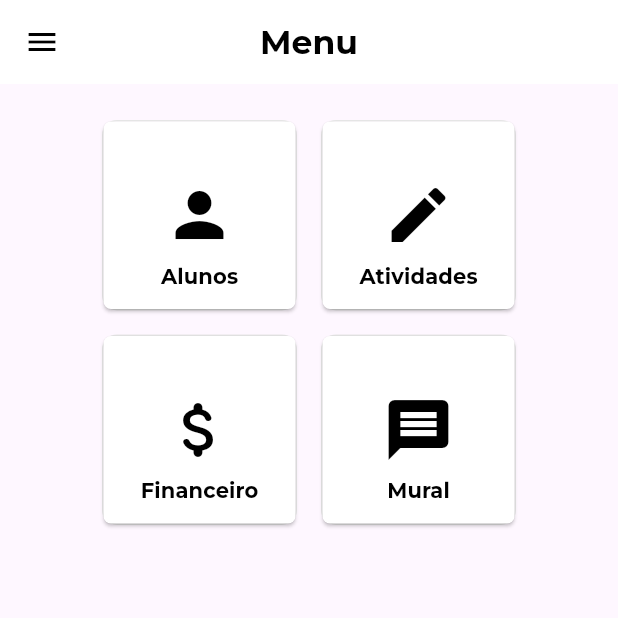
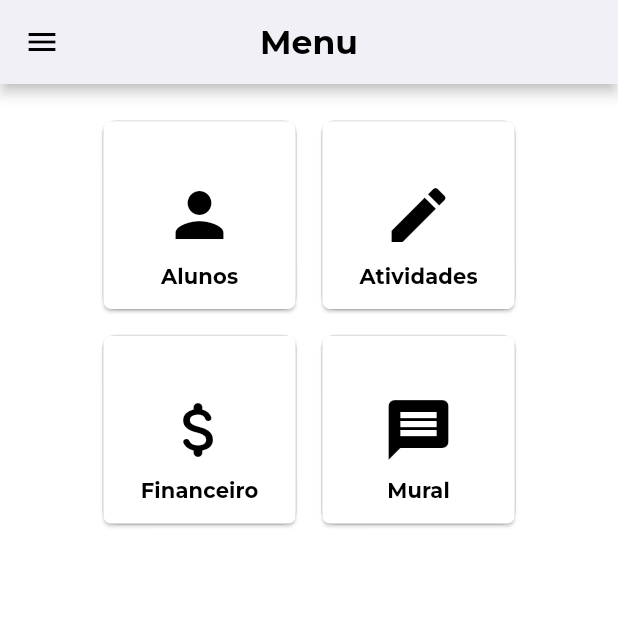
Before and after one commit to VinioVnz/profmate_mvc, a Flutter app: the BaseLayout screen opened by its route, on a phone screen of 412 x 824 dp, the top half of it. Run offline on Flutter 3.47's test engine with Material 3 defaults, Android fonts, the phone set to English and light mode, and no system bars; our stand-ins replace fl_chart, google_fonts.

Commit message:
testando sombra da AppBar

```diff
--- a/lib/src/widgets/base_layout.dart
+++ b/lib/src/widgets/base_layout.dart
@@ -15,8 +15,11 @@ class BaseLayout extends StatelessWidget {
       drawer: CustomAppDrawer(),
       body: GestureDetector(
         onTapUp: (_) => FocusScope.of(context).unfocus(),
-        child: body,
+        child: Container(
+          color: const Color.fromARGB(255, 255, 255, 255),
+          child: body,
         ),
+      ),
     );
   }
 }
--- a/lib/src/widgets/custom_app_bar.dart
+++ b/lib/src/widgets/custom_app_bar.dart
@@ -11,12 +11,12 @@ class CustomAppBar extends StatelessWidget implements PreferredSizeWidget {
   @override
   Widget build(BuildContext context) {
     return AppBar(
-      title: Text(title,
-        style: TextStyle(fontWeight: FontWeight.bold)),
+      elevation: 3.5,
+      title: Text(title, style: TextStyle(fontWeight: FontWeight.bold)),
       backgroundColor: Colors.white,
       foregroundColor: Colors.black,
+      shadowColor: const Color.fromARGB(200, 8, 8, 8),
       centerTitle: true,
-
     );
   }
 }
```
